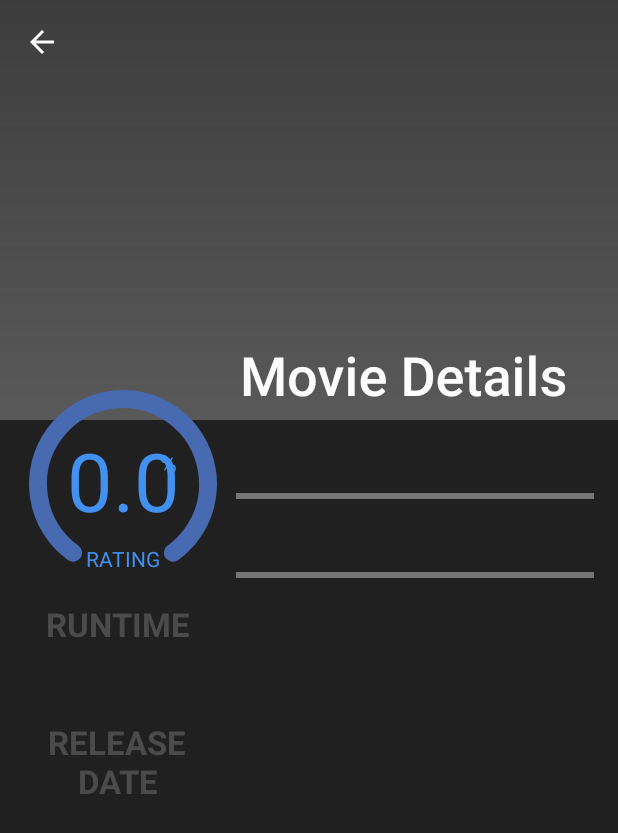
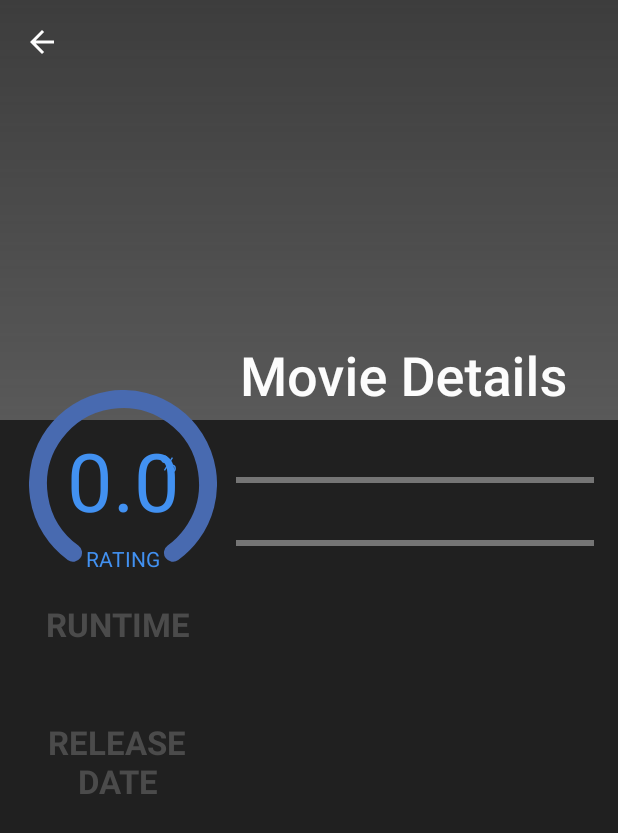
Before and after one commit to TheBaileyBrew/Flix, an Android app: the DetailsActivity screen opened directly, with no data from a screen before it, on a phone screen of 412 x 824 dp. Shown: the top 833 px of the screen. Run offline under Robolectric (Android 15) with nearby library versions, the phone set to English and light mode, and no system bars; our stand-ins replace Picasso; pictures from the network do not load.

Commit message:
Updated Layout Views: XHDMI, XXHDMI and Landscape for both
Added missing drawable file.

```diff
--- /dev/null
+++ b/app/src/main/res/drawable/rounded_edge.xml
@@ -0,0 +1,21 @@
+<?xml version="1.0" encoding="utf-8"?>
+<shape xmlns:android="http://schemas.android.com/apk/res/android"
+    android:shape="oval">
+    <stroke
+        android:width="3dp"
+        android:color="@color/colorWhiteFade" />
+
+    <solid
+        android:color="@color/colorWhiteFade"
+        />
+
+    <corners android:radius="20dp" />
+
+    <padding
+        android:left="20dp"
+        android:top="20dp"
+        android:right="20dp"
+        android:bottom="20dp"    >
+    </padding>
+
+</shape>
--- /dev/null
+++ b/app/src/main/res/layout-land-xhdpi/activity_details.xml
@@ -0,0 +1,245 @@
+<?xml version="1.0" encoding="utf-8"?>
+<androidx.coordinatorlayout.widget.CoordinatorLayout xmlns:android="http://schemas.android.com/apk/res/android"
+    xmlns:app="http://schemas.android.com/apk/res-auto"
+    xmlns:tools="http://schemas.android.com/tools"
+    android:layout_width="match_parent"
+    android:layout_height="match_parent"
+    android:fitsSystemWindows="true"
+    tools:context=".DetailsActivity"
+    android:background="@color/colorPrimaryFade">
+    <com.google.android.material.appbar.AppBarLayout
+        android:id="@+id/app_toolbar"
+        android:layout_width="match_parent"
+        android:layout_height="@dimen/appbar_height_landscape"
+        android:fitsSystemWindows="true"
+        android:theme="@style/Theme.MaterialComponents.Light.DarkActionBar">
+        <com.google.android.material.appbar.CollapsingToolbarLayout
+            android:layout_width="match_parent"
+            android:layout_height="match_parent"
+            android:fitsSystemWindows="true"
+            app:contentScrim="@color/colorWhiteFade"
+            app:expandedTitleMarginEnd="@dimen/expand_title_margin"
+            app:expandedTitleMarginBottom="@dimen/margin_vertical_16dp"
+            app:expandedTitleMarginStart="@dimen/expand_title_margin_start_landscape"
+            app:expandedTitleTextAppearance="@style/ExpandedToolbar"
+            app:collapsedTitleTextAppearance="@style/CollapsedToolbar"
+            app:layout_scrollFlags="scroll|exitUntilCollapsed">
+            <ImageView
+                android:id="@+id/poster_imageview"
+                android:layout_width="match_parent"
+                android:layout_height="match_parent"
+                android:fitsSystemWindows="true"
+                android:scaleType="centerCrop"
+                app:layout_collapseMode="parallax"
+                android:contentDescription="@string/toolbar_backdrop_image" />
+            <View
+                android:id="@+id/scrim_view"
+                android:layout_width="match_parent"
+                android:layout_height="match_parent"
+                android:background="@drawable/shape_scrim"
+                android:layout_gravity="bottom"/>
+            <androidx.appcompat.widget.Toolbar
+                android:id="@+id/toolbar"
+                android:layout_width="match_parent"
+                android:layout_height="?attr/actionBarSize"
+                app:layout_collapseMode="pin"/>
+        </com.google.android.material.appbar.CollapsingToolbarLayout>
+    </com.google.android.material.appbar.AppBarLayout>
+    <androidx.core.widget.NestedScrollView
+        android:id="@+id/nested_scroller"
+        android:layout_width="match_parent"
+        android:layout_marginStart="@dimen/margin_horizontal_16dp"
+        android:layout_marginEnd="@dimen/margin_horizontal_16dp"
+        android:layout_height="match_parent"
+        android:clipToPadding="false"
+        app:behavior_overlapTop="5dp"
+        app:layout_behavior="@string/appbar_scrolling_view_behavior"
+        tools:context="com.thebaileybrew.flix.DetailsActivity">
+        <android.support.constraint.ConstraintLayout
+            android:layout_width="match_parent"
+            android:layout_marginStart="225dp"
+            android:layout_height="match_parent">
+            <TextView
+                android:id="@+id/movie_tagline"
+                android:layout_width="match_parent"
+                android:layout_height="wrap_content"
+                app:layout_constraintTop_toTopOf="parent"
+                app:layout_constraintLeft_toLeftOf="parent"
+                app:layout_constraintRight_toRightOf="parent"
+                android:layout_marginTop="@dimen/margin_vertical_8dp"
+                android:textSize="@dimen/standard_xhdpi_text16sp"
+                android:textStyle="italic"
+                android:textColor="@color/colorPrimaryText"
+                android:gravity="center_horizontal"
+                tools:text="An entire universe. Once and for all."/>
+            <View
+                android:id="@+id/synopsis_guideline"
+                app:layout_constraintLeft_toLeftOf="@id/movie_tagline"
+                app:layout_constraintRight_toRightOf="parent"
+                app:layout_constraintTop_toBottomOf="@id/movie_genres"
+                android:layout_width="match_parent"
+                android:layout_marginStart="@dimen/margin_horizontal_16dp"
+                android:layout_marginTop="@dimen/margin_vertical_8dp"
+                android:layout_height="@dimen/half_margin_vertical_4dp"
+                android:background="@color/colorAccent"
+                />
+            <TextView
+                android:id="@+id/movie_genres"
+                android:layout_width="match_parent"
+                android:layout_height="wrap_content"
+                android:gravity="center_horizontal"
+                android:layout_marginTop="@dimen/margin_vertical_8dp"
+                android:layout_marginStart="@dimen/margin_horizontal_16dp"
+                app:layout_constraintTop_toBottomOf="@id/genre_guideline"
+                app:layout_constraintRight_toRightOf="parent"
+                app:layout_constraintLeft_toLeftOf="@id/movie_tagline"
+                android:textSize="@dimen/standard_xhdpi_text16sp"
+                android:textColor="@color/colorPrimaryText"
+                android:maxLines="2"
+                tools:text="These are genres"/>
+            <View
+                android:id="@+id/genre_guideline"
+                app:layout_constraintLeft_toLeftOf="@id/movie_tagline"
+                app:layout_constraintRight_toRightOf="parent"
+                app:layout_constraintTop_toBottomOf="@id/movie_tagline"
+                android:layout_width="match_parent"
+                android:layout_marginStart="@dimen/margin_horizontal_16dp"
+                android:layout_marginTop="@dimen/margin_vertical_8dp"
+                android:layout_height="@dimen/half_margin_vertical_4dp"
+                android:background="@color/colorAccent"
+                />
+            <RelativeLayout
+                android:layout_width="match_parent"
+                android:layout_height="wrap_content"
+                android:layout_marginTop="@dimen/margin_vertical_8dp"
+                app:layout_constraintTop_toBottomOf="@id/synopsis_guideline"
+                app:layout_constraintRight_toRightOf="parent"
+                app:layout_constraintLeft_toLeftOf="@id/movie_tagline"
+                android:layout_marginStart="@dimen/margin_horizontal_16dp">
+                <TextView
+                    android:id="@+id/synopsis_text"
+                    android:layout_width="match_parent"
+                    android:layout_alignParentTop="true"
+                    android:layout_height="wrap_content"
+                    android:textSize="@dimen/small_xhdpi_text_14sp"
+                    android:textColor="@color/colorPrimaryText"
+                    tools:text="@string/lorem_ipsum"/>
+                <androidx.recyclerview.widget.RecyclerView
+                    android:visibility="invisible"
+                    android:id="@+id/credits_recycler"
+                    android:layout_width="@dimen/recycler_width_xhdpi_700"
+                    android:layout_height="@dimen/recycler_height_xhdpi_130"
+                    android:layout_below="@id/synopsis_text"
+                    app:layout_behavior="@string/appbar_scrolling_view_behavior"/>
+            </RelativeLayout>
+        </android.support.constraint.ConstraintLayout>
+    </androidx.core.widget.NestedScrollView>
+
+    <TextView
+        android:id="@+id/no_credits_view"
+        android:layout_width="wrap_content"
+        android:layout_height="100dp"
+        android:textSize="@dimen/text_default24sp"
+        android:textColor="@color/colorPrimaryText"
+        android:gravity="center"
+        app:layout_anchor="@id/nested_scroller"
+        app:layout_anchorGravity="bottom"
+        app:layout_behavior="@string/appbar_scrolling_view_behavior"/>
+    <LinearLayout
+        android:layout_marginLeft="@dimen/margin_horizontal_8dp"
+        android:layout_marginRight="@dimen/margin_horizontal_8dp"
+        android:layout_marginTop="@dimen/margin_bottom_22dp"
+        android:id="@+id/linear_layout_headers_details"
+        android:layout_width="140dp"
+        android:layout_height="wrap_content"
+        app:layout_anchor="@id/progress"
+        app:layout_anchorGravity="bottom|center_horizontal"
+        android:layout_gravity="bottom|center_horizontal"
+        android:orientation="vertical">
+        <TextView
+            android:layout_width="match_parent"
+            android:layout_height="wrap_content"
+            android:layout_marginTop="@dimen/margin_vertical_16dp"
+            android:gravity="center_horizontal"
+            android:textStyle="bold"
+            android:textSize="@dimen/small_xhdpi_text_14sp"
+            android:textColor="@color/colorWhiteWash"
+            android:text="@string/runtime"/>
+        <TextView
+            android:id="@+id/movie_runtime"
+            android:layout_width="match_parent"
+            android:layout_height="wrap_content"
+            android:gravity="center_horizontal"
+            android:layout_marginTop="@dimen/half_margin_vertical_4dp"
+            android:textSize="@dimen/small_xhdpi_text_14sp"
+            android:textColor="@color/colorPrimaryText"
+            tools:text="1 hr 42 min"/>
+        <TextView
+            android:layout_width="match_parent"
+            android:layout_height="wrap_content"
+            android:layout_marginTop="@dimen/margin_vertical_16dp"
+            android:gravity="center_horizontal"
+            android:textStyle="bold"
+            android:textSize="@dimen/small_xhdpi_text_14sp"
+            android:textColor="@color/colorWhiteWash"
+            android:text="@string/release_date"/>
+        <TextView
+            android:id="@+id/movie_release"
+            android:layout_width="match_parent"
+            android:layout_height="wrap_content"
+            android:gravity="center_horizontal"
+            android:layout_marginTop="@dimen/half_margin_vertical_4dp"
+            android:textSize="@dimen/small_xhdpi_text_14sp"
+            android:textColor="@color/colorPrimaryText"
+            tools:text="01/01/2018"/>
+        <TextView
+            android:id="@+id/rating_title"
+            android:layout_width="match_parent"
+            android:layout_height="wrap_content"
+            android:layout_marginTop="@dimen/margin_vertical_16dp"
+            android:gravity="center_horizontal"
+            android:textStyle="bold"
+            android:textSize="@dimen/small_xhdpi_text_14sp"
+            android:textColor="@color/colorWhiteWash"
+            android:text="@string/average_rating"/>
+        <TextView
+            android:id="@+id/movie_rating"
+            android:layout_width="match_parent"
+            android:layout_height="wrap_content"
+            android:gravity="center_horizontal"
+            android:layout_marginTop="@dimen/half_margin_vertical_4dp"
+            android:textSize="@dimen/small_xhdpi_text_14sp"
+            android:textColor="@color/colorPrimaryText"
+            tools:text="8.5"/>
+    </LinearLayout>
+
+
+    <ImageView
+        android:id="@+id/poster"
+        android:layout_width="200dp"
+        android:layout_height="315dp"
+        android:layout_marginTop="@dimen/marginTop_poster_65dp"
+        android:layout_gravity="center_vertical"
+        app:layout_anchor="@id/app_toolbar"
+        app:layout_anchorGravity="start|bottom"
+        android:layout_marginStart="@dimen/margin_start_12dp"
+        android:paddingTop="@dimen/margin_vertical_8dp"
+        android:paddingBottom="@dimen/margin_bottom_22dp"
+        android:padding="@dimen/half_margin_vertical_4dp"
+        android:elevation="@dimen/half_margin_vertical_4dp"
+        android:scaleType="centerCrop"
+        android:contentDescription="@string/movie_poster" />
+    <com.thebaileybrew.flix.interfaces.StaticProgressBar
+        android:id="@+id/progress"
+        android:layout_width="@dimen/static_progress_xhdpi_size_115"
+        android:layout_height="@dimen/static_progress_xhdpi_size_115"
+        app:layout_anchor="@id/poster"
+        android:visibility="invisible"
+        app:layout_anchorGravity="center"
+        android:layout_gravity="center_horizontal"
+        app:arc_stroke_width="@dimen/margin_start_12dp"
+        app:arc_text_size="54sp"
+        app:arc_bottom_text_size="14sp"
+        app:arc_bottom_text="RATING"/>
+
+</androidx.coordinatorlayout.widget.CoordinatorLayout>
--- /dev/null
+++ b/app/src/main/res/layout-xhdpi/activity_details.xml
@@ -0,0 +1,245 @@
+<?xml version="1.0" encoding="utf-8"?>
+<androidx.coordinatorlayout.widget.CoordinatorLayout xmlns:android="http://schemas.android.com/apk/res/android"
+    xmlns:app="http://schemas.android.com/apk/res-auto"
+    xmlns:tools="http://schemas.android.com/tools"
+    android:layout_width="match_parent"
+    android:layout_height="match_parent"
+    android:fitsSystemWindows="true"
+    tools:context=".DetailsActivity"
+    android:background="@color/colorPrimaryFade">
+    <com.google.android.material.appbar.AppBarLayout
+        android:id="@+id/app_toolbar"
+        android:layout_width="match_parent"
+        android:layout_height="@dimen/appbar_height"
+        android:fitsSystemWindows="true"
+        android:theme="@style/Theme.MaterialComponents.Light.DarkActionBar">
+        <com.google.android.material.appbar.CollapsingToolbarLayout
+            android:layout_width="match_parent"
+            android:layout_height="match_parent"
+            android:fitsSystemWindows="true"
+            app:contentScrim="@color/colorWhiteFade"
+            app:expandedTitleMarginEnd="@dimen/expand_title_margin"
+            app:expandedTitleMarginBottom="@dimen/margin_vertical_16dp"
+            app:expandedTitleMarginStart="@dimen/expand_title_margin_start"
+            app:expandedTitleTextAppearance="@style/ExpandedToolbar"
+            app:collapsedTitleTextAppearance="@style/CollapsedToolbar"
+            app:layout_scrollFlags="scroll|exitUntilCollapsed">
+            <ImageView
+                android:id="@+id/poster_imageview"
+                android:layout_width="match_parent"
+                android:layout_height="match_parent"
+                android:fitsSystemWindows="true"
+                android:scaleType="centerCrop"
+                app:layout_collapseMode="parallax"
+                android:contentDescription="@string/toolbar_backdrop_image" />
+            <View
+                android:id="@+id/scrim_view"
+                android:layout_width="match_parent"
+                android:layout_height="match_parent"
+                android:background="@drawable/shape_scrim"
+                android:layout_gravity="bottom"/>
+            <androidx.appcompat.widget.Toolbar
+                android:id="@+id/toolbar"
+                android:layout_width="match_parent"
+                android:layout_height="?attr/actionBarSize"
+                app:layout_collapseMode="pin"/>
+        </com.google.android.material.appbar.CollapsingToolbarLayout>
+    </com.google.android.material.appbar.AppBarLayout>
+    <androidx.core.widget.NestedScrollView
+        android:id="@+id/nested_scroller"
+        android:layout_width="match_parent"
+        android:layout_marginStart="@dimen/margin_horizontal_16dp"
+        android:layout_marginEnd="@dimen/margin_horizontal_16dp"
+        android:layout_height="match_parent"
+        android:clipToPadding="false"
+        app:behavior_overlapTop="5dp"
+        app:layout_behavior="@string/appbar_scrolling_view_behavior"
+        tools:context="com.thebaileybrew.flix.DetailsActivity">
+        <android.support.constraint.ConstraintLayout
+            android:layout_width="match_parent"
+            android:layout_marginStart="125dp"
+            android:layout_height="match_parent">
+            <TextView
+                android:id="@+id/movie_tagline"
+                android:layout_width="match_parent"
+                android:layout_height="wrap_content"
+                app:layout_constraintTop_toTopOf="parent"
+                app:layout_constraintLeft_toLeftOf="parent"
+                app:layout_constraintRight_toRightOf="parent"
+                android:layout_marginTop="@dimen/margin_vertical_8dp"
+                android:textSize="@dimen/text_20sp"
+                android:textStyle="italic"
+                android:textColor="@color/colorPrimaryText"
+                android:gravity="center_horizontal"
+                tools:text="An entire universe. Once and for all."/>
+            <View
+                android:id="@+id/synopsis_guideline"
+                app:layout_constraintLeft_toLeftOf="@id/movie_tagline"
+                app:layout_constraintRight_toRightOf="parent"
+                app:layout_constraintTop_toBottomOf="@id/movie_genres"
+                android:layout_width="match_parent"
+                android:layout_marginStart="@dimen/margin_horizontal_16dp"
+                android:layout_marginTop="@dimen/margin_vertical_8dp"
+                android:layout_height="@dimen/half_margin_vertical_4dp"
+                android:background="@color/colorAccent"
+                />
+            <TextView
+                android:id="@+id/movie_genres"
+                android:layout_width="match_parent"
+                android:layout_height="wrap_content"
+                android:gravity="center_horizontal"
+                android:layout_marginTop="@dimen/margin_vertical_8dp"
+                android:layout_marginStart="@dimen/margin_horizontal_16dp"
+                app:layout_constraintTop_toBottomOf="@id/genre_guideline"
+                app:layout_constraintRight_toRightOf="parent"
+                app:layout_constraintLeft_toLeftOf="@id/movie_tagline"
+                android:textSize="@dimen/standard_xhdpi_text16sp"
+                android:textColor="@color/colorPrimaryText"
+                android:maxLines="2"
+                tools:text="These are genres"/>
+            <View
+                android:id="@+id/genre_guideline"
+                app:layout_constraintLeft_toLeftOf="@id/movie_tagline"
+                app:layout_constraintRight_toRightOf="parent"
+                app:layout_constraintTop_toBottomOf="@id/movie_tagline"
+                android:layout_width="match_parent"
+                android:layout_marginStart="@dimen/margin_horizontal_16dp"
+                android:layout_marginTop="@dimen/margin_vertical_8dp"
+                android:layout_height="@dimen/half_margin_vertical_4dp"
+                android:background="@color/colorAccent"
+                />
+            <RelativeLayout
+                android:layout_width="match_parent"
+                android:layout_height="wrap_content"
+                android:layout_marginTop="@dimen/margin_vertical_8dp"
+                app:layout_constraintTop_toBottomOf="@id/synopsis_guideline"
+                app:layout_constraintRight_toRightOf="parent"
+                app:layout_constraintLeft_toLeftOf="@id/movie_tagline"
+                android:layout_marginStart="@dimen/margin_horizontal_16dp">
+
+                <TextView
+                    android:id="@+id/synopsis_text"
+                    android:layout_width="match_parent"
+                    android:layout_alignParentTop="true"
+                    android:layout_height="wrap_content"
+                    android:textSize="@dimen/standard_xhdpi_text16sp"
+                    android:textColor="@color/colorPrimaryText"
+                    tools:text="@string/lorem_ipsum"/>
+                <androidx.recyclerview.widget.RecyclerView
+                    android:id="@+id/credits_recycler"
+                    android:paddingTop="@dimen/half_margin_vertical_4dp"
+                    android:layout_width="match_parent"
+                    android:layout_height="150dp"
+                    android:layout_below="@id/synopsis_text"
+                    app:layout_behavior="@string/appbar_scrolling_view_behavior"/>
+            </RelativeLayout>
+        </android.support.constraint.ConstraintLayout>
+    </androidx.core.widget.NestedScrollView>
+
+    <TextView
+        android:id="@+id/no_credits_view"
+        android:layout_width="wrap_content"
+        android:layout_height="100dp"
+        android:textSize="26sp"
+        android:textColor="@color/colorPrimaryText"
+        android:gravity="center"
+        app:layout_anchor="@id/nested_scroller"
+        app:layout_anchorGravity="bottom"
+        app:layout_behavior="@string/appbar_scrolling_view_behavior"/>
+    <LinearLayout
+        android:layout_marginLeft="@dimen/margin_horizontal_8dp"
+        android:layout_marginRight="@dimen/margin_horizontal_8dp"
+        android:layout_marginTop="20dp"
+        android:id="@+id/linear_layout_headers_details"
+        android:layout_width="140dp"
+        android:layout_height="wrap_content"
+        app:layout_anchor="@id/poster"
+        app:layout_anchorGravity="bottom"
+        android:layout_gravity="bottom"
+        android:orientation="vertical">
+        <TextView
+            android:layout_width="match_parent"
+            android:layout_height="wrap_content"
+            android:layout_marginTop="@dimen/margin_vertical_16dp"
+            android:gravity="center_horizontal"
+            android:textStyle="bold"
+            android:textSize="22sp"
+            android:textColor="@color/colorWhiteWash"
+            android:text="@string/runtime"/>
+        <TextView
+            android:id="@+id/movie_runtime"
+            android:layout_width="match_parent"
+            android:layout_height="wrap_content"
+            android:gravity="center_horizontal"
+            android:layout_marginTop="@dimen/half_margin_vertical_4dp"
+            android:textSize="22sp"
+            android:textColor="@color/colorPrimaryText"
+            tools:text="1 hr 42 min"/>
+        <TextView
+            android:layout_width="match_parent"
+            android:layout_height="wrap_content"
+            android:layout_marginTop="@dimen/margin_vertical_16dp"
+            android:gravity="center_horizontal"
+            android:textStyle="bold"
+            android:textSize="22sp"
+            android:textColor="@color/colorWhiteWash"
+            android:text="@string/release_date"/>
+        <TextView
+            android:id="@+id/movie_release"
+            android:layout_width="match_parent"
+            android:layout_height="wrap_content"
+            android:gravity="center_horizontal"
+            android:layout_marginTop="@dimen/half_margin_vertical_4dp"
+            android:textSize="22sp"
+            android:textColor="@color/colorPrimaryText"
+            tools:text="01/01/2018"/>
+        <TextView
+            android:id="@+id/rating_title"
+            android:layout_width="match_parent"
+            android:layout_height="wrap_content"
+            android:layout_marginTop="@dimen/margin_vertical_16dp"
+            android:gravity="center_horizontal"
+            android:textStyle="bold"
+            android:textSize="22sp"
+            android:textColor="@color/colorWhiteWash"
+            android:text="@string/average_rating"/>
+        <TextView
+            android:id="@+id/movie_rating"
+            android:layout_width="match_parent"
+            android:layout_height="wrap_content"
+            android:gravity="center_horizontal"
+            android:layout_marginTop="@dimen/half_margin_vertical_4dp"
+            android:textSize="22sp"
+            android:textColor="@color/colorPrimaryText"
+            tools:text="8.5"/>
+    </LinearLayout>
+
+    <ImageView
+        android:id="@+id/poster"
+        android:layout_width="140dp"
+        android:layout_height="210dp"
+        android:layout_marginTop="12dp"
+        android:layout_gravity="center_vertical"
+        app:layout_anchor="@id/app_toolbar"
+        app:layout_anchorGravity="start|bottom"
+        android:layout_marginStart="12dp"
+        android:paddingTop="@dimen/margin_vertical_8dp"
+        android:paddingBottom="32dp"
+        android:padding="@dimen/half_margin_vertical_4dp"
+        android:elevation="@dimen/half_margin_vertical_4dp"
+        android:scaleType="centerCrop"
+        android:contentDescription="@string/movie_poster" />
+    <com.thebaileybrew.flix.interfaces.StaticProgressBar
+        android:id="@+id/progress"
+        android:layout_width="125dp"
+        android:layout_height="125dp"
+        app:layout_anchor="@id/poster"
+        android:visibility="invisible"
+        app:layout_anchorGravity="bottom|center"
+        android:layout_gravity="center_horizontal"
+        app:arc_stroke_width="12dp"
+        app:arc_text_size="54sp"
+        app:arc_bottom_text_size="14sp"
+        app:arc_bottom_text="RATING"/>
+
+</androidx.coordinatorlayout.widget.CoordinatorLayout>
--- a/app/src/main/res/values/dimens.xml
+++ b/app/src/main/res/values/dimens.xml
@@ -24,4 +24,12 @@
     <dimen name="super_small_margin">2dp</dimen>
     <dimen name="margin_top_logo">22dp</dimen>
     <dimen name="text_20sp">20sp</dimen>
+    <dimen name="standard_xhdpi_text16sp">16sp</dimen>
+    <dimen name="marginTop_poster_65dp">65dp</dimen>
+    <dimen name="margin_start_12dp">12dp</dimen>
+    <dimen name="static_progress_xhdpi_size_115">115dp</dimen>
+    <dimen name="margin_bottom_22dp">22dp</dimen>
+    <dimen name="small_xhdpi_text_14sp">14sp</dimen>
+    <dimen name="recycler_height_xhdpi_130">130dp</dimen>
+    <dimen name="recycler_width_xhdpi_700">700dp</dimen>
 </resources>
```
